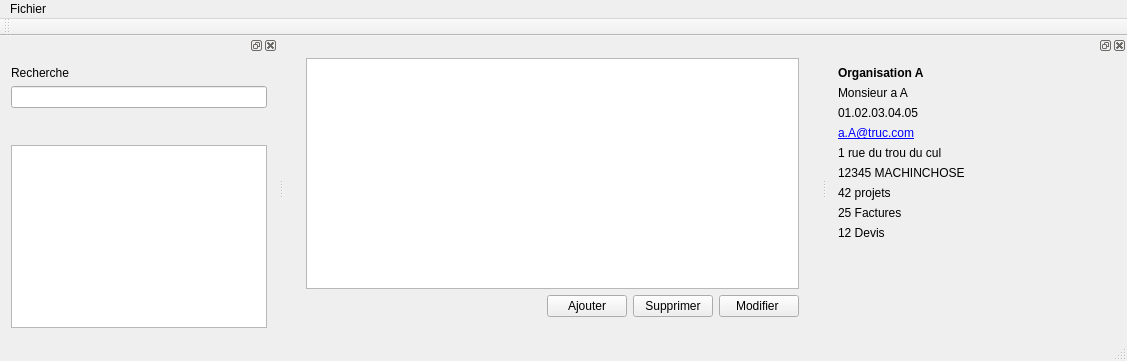
This is src/mainwindow.ui in FACT-Team/FactDev as Qt 5 draws it before an edit. The edited form follows.
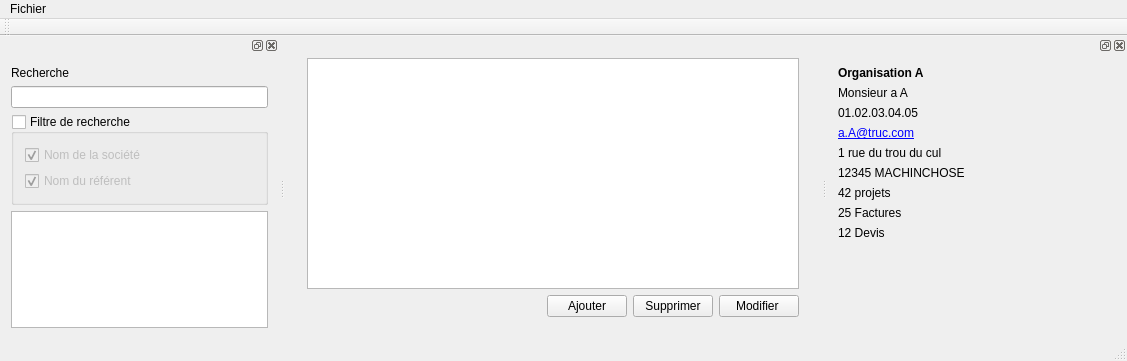
This is the edited form. Icons and pictures are not drawn.

Commit message: Add filters in MainWindow

Diff of the .ui file:
```diff
--- a/src/mainwindow.ui
+++ b/src/mainwindow.ui
@@ -119,8 +119,8 @@
   <widget class="QDockWidget" name="dockWidget">
    <property name="minimumSize">
     <size>
-     <width>200</width>
-     <height>190</height>
+     <width>279</width>
+     <height>290</height>
     </size>
    </property>
    <attribute name="dockWidgetArea">
@@ -128,7 +128,10 @@
    </attribute>
    <widget class="QWidget" name="dockWidgetContents">
     <layout class="QGridLayout" name="gridLayout">
-     <item row="2" column="0">
+     <item row="1" column="0">
+      <widget class="QLineEdit" name="leSearch"/>
+     </item>
+     <item row="3" column="0">
       <spacer name="verticalSpacer">
        <property name="orientation">
         <enum>Qt::Vertical</enum>
@@ -148,16 +151,57 @@
        </property>
       </widget>
      </item>
-     <item row="1" column="0">
-      <widget class="QLineEdit" name="leSearch"/>
-     </item>
-     <item row="3" column="0">
+     <item row="4" column="0">
       <widget class="QTreeView" name="trCustomers">
        <property name="editTriggers">
         <set>QAbstractItemView::NoEditTriggers</set>
        </property>
       </widget>
      </item>
+     <item row="2" column="0">
+      <widget class="QGroupBox" name="gpbxSearchFilter">
+       <property name="enabled">
+        <bool>true</bool>
+       </property>
+       <property name="title">
+        <string>Filtre de recherche</string>
+       </property>
+       <property name="checkable">
+        <bool>true</bool>
+       </property>
+       <property name="checked">
+        <bool>false</bool>
+       </property>
+       <layout class="QGridLayout" name="gridLayout_6">
+        <item row="0" column="0">
+         <widget class="QCheckBox" name="chkSearchCompany">
+          <property name="enabled">
+           <bool>false</bool>
+          </property>
+          <property name="text">
+           <string>Nom de la société</string>
+          </property>
+          <property name="checked">
+           <bool>true</bool>
+          </property>
+         </widget>
+        </item>
+        <item row="1" column="0">
+         <widget class="QCheckBox" name="chkReferentName">
+          <property name="enabled">
+           <bool>false</bool>
+          </property>
+          <property name="text">
+           <string>Nom du référent</string>
+          </property>
+          <property name="checked">
+           <bool>true</bool>
+          </property>
+         </widget>
+        </item>
+       </layout>
+      </widget>
+     </item>
     </layout>
    </widget>
   </widget>
```
Left out of the diff: 81 changed lines with no effect on the pictures. The commit also changes 2 other files.
